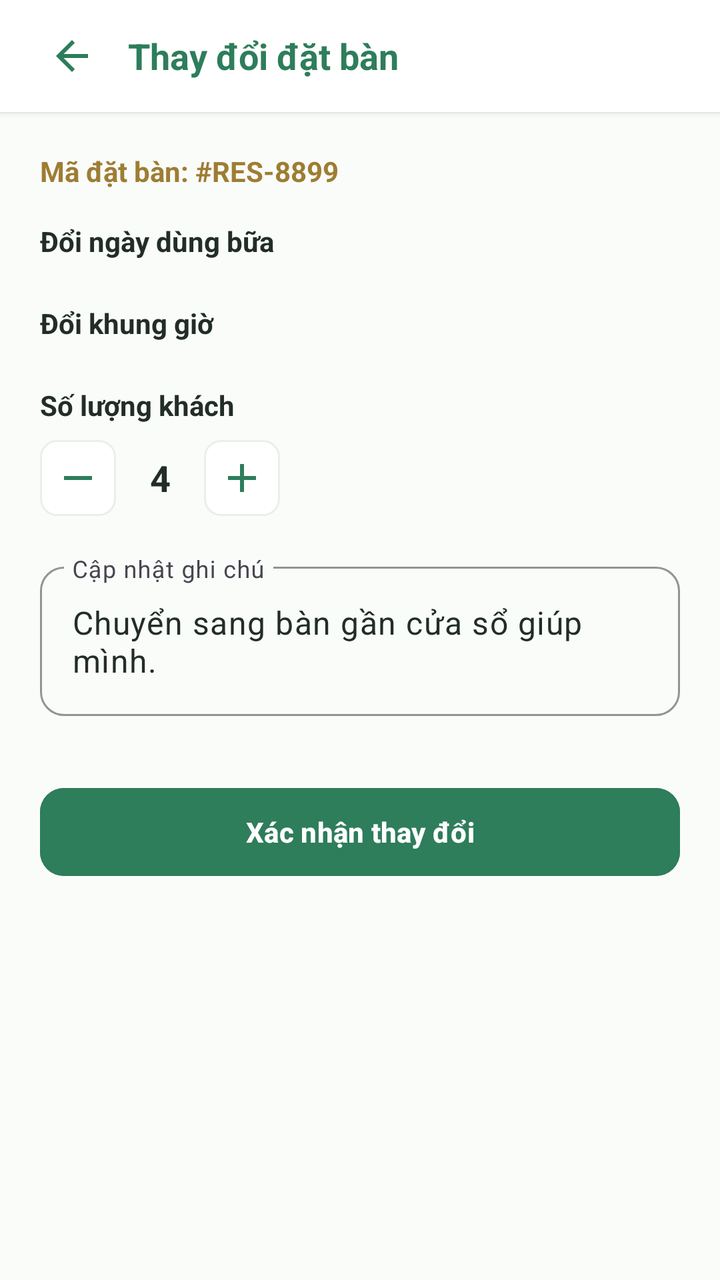
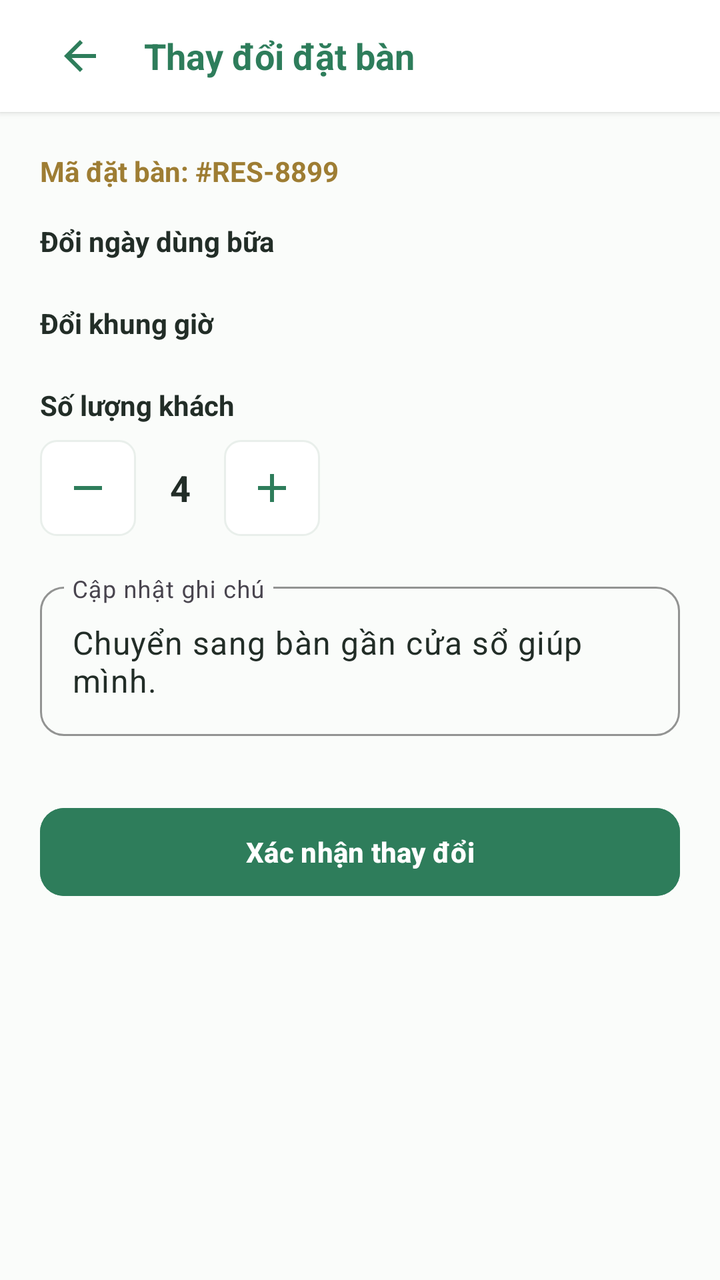

Screens rendered from an Android XML layout before and after an edit, with the pre-edit source and the edit as a unified diff.
<!-- AndroidManifest.xml: application theme Theme.VietTable -->
<!-- res/layout/fragment_res_change.xml -->
<?xml version="1.0" encoding="utf-8"?>
<ScrollView
    xmlns:android="http://schemas.android.com/apk/res/android"
    xmlns:app="http://schemas.android.com/apk/res-auto"
    android:layout_width="match_parent"
    android:layout_height="match_parent"
    android:background="@color/bg_cream"
    android:fillViewport="true">

    <LinearLayout
        android:layout_width="match_parent"
        android:layout_height="wrap_content"
        android:orientation="vertical">

        
        <LinearLayout
            android:layout_width="match_parent"
            android:layout_height="wrap_content"
            android:minHeight="56dp"
            android:tag="safe_top"
            android:background="@color/surface"
            android:elevation="2dp"
            android:gravity="center_vertical"
            android:orientation="horizontal"
            android:paddingHorizontal="16dp">

            <ImageButton
                android:id="@+id/btnBack"
                android:layout_width="40dp"
                android:layout_height="40dp"
                android:background="?attr/selectableItemBackgroundBorderless"
                android:src="@drawable/ic_back"
                app:tint="@color/primary" />

            <TextView
                android:layout_width="0dp"
                android:layout_height="wrap_content"
                android:layout_marginStart="8dp"
                android:layout_weight="1"
                android:text="Thay đổi đặt bàn"
                android:textColor="@color/primary"
                android:textSize="18sp"
                android:textStyle="bold" />
        </LinearLayout>

        <LinearLayout
            android:layout_width="match_parent"
            android:layout_height="wrap_content"
            android:orientation="vertical"
            android:padding="20dp">

            <TextView
                android:id="@+id/tvResChangeId"
                android:layout_width="match_parent"
                android:layout_height="wrap_content"
                android:text="Mã đặt bàn: #RES-8899"
                android:textColor="@color/accent_gold_dark"
                android:textSize="14sp"
                android:textStyle="bold" />

            
            <TextView
                android:layout_width="match_parent"
                android:layout_height="wrap_content"
                android:layout_marginTop="16dp"
                android:text="Đổi ngày dùng bữa"
                android:textColor="@color/text_primary"
                android:textSize="14sp"
                android:textStyle="bold" />

            <com.google.android.material.chip.ChipGroup
                android:id="@+id/chipGroupChangeDate"
                android:layout_width="match_parent"
                android:layout_height="wrap_content"
                android:layout_marginTop="6dp"
                app:singleSelection="true" />

            
            <TextView
                android:layout_width="match_parent"
                android:layout_height="wrap_content"
                android:layout_marginTop="16dp"
                android:text="Đổi khung giờ"
                android:textColor="@color/text_primary"
                android:textSize="14sp"
                android:textStyle="bold" />

            <com.google.android.material.chip.ChipGroup
                android:id="@+id/chipGroupChangeTime"
                android:layout_width="match_parent"
                android:layout_height="wrap_content"
                android:layout_marginTop="6dp"
                app:singleSelection="true" />

            
            <TextView
                android:layout_width="match_parent"
                android:layout_height="wrap_content"
                android:layout_marginTop="16dp"
                android:text="Số lượng khách"
                android:textColor="@color/text_primary"
                android:textSize="14sp"
                android:textStyle="bold" />

            <LinearLayout
                android:layout_width="wrap_content"
                android:layout_height="wrap_content"
                android:layout_marginTop="8dp"
                android:gravity="center_vertical"
                android:orientation="horizontal">

                <ImageButton
                    android:id="@+id/btnChangeMinusGuest"
                    android:layout_width="38dp"
                    android:layout_height="38dp"
                    android:background="@drawable/bg_badge"
                    android:src="@drawable/ic_remove"
                    app:tint="@color/primary" />

                <TextView
                    android:id="@+id/tvChangeGuestCount"
                    android:layout_width="44dp"
                    android:layout_height="wrap_content"
                    android:gravity="center"
                    android:text="4"
                    android:textColor="@color/text_primary"
                    android:textSize="18sp"
                    android:textStyle="bold" />

                <ImageButton
                    android:id="@+id/btnChangePlusGuest"
                    android:layout_width="38dp"
                    android:layout_height="38dp"
                    android:background="@drawable/bg_badge"
                    android:src="@drawable/ic_add"
                    app:tint="@color/primary" />
            </LinearLayout>

            
            <com.google.android.material.textfield.TextInputLayout
                style="@style/Widget.VietTable.TextInputLayout"
                android:layout_width="match_parent"
                android:layout_height="wrap_content"
                android:layout_marginTop="20dp"
                android:hint="Cập nhật ghi chú">

                <com.google.android.material.textfield.TextInputEditText
                    android:id="@+id/etChangeNote"
                    android:layout_width="match_parent"
                    android:layout_height="wrap_content"
                    android:text="Chuyển sang bàn gần cửa sổ giúp mình." />
            </com.google.android.material.textfield.TextInputLayout>

            <com.google.android.material.button.MaterialButton
                android:id="@+id/btnSubmitChange"
                style="@style/Widget.VietTable.Button.Primary"
                android:layout_width="match_parent"
                android:layout_height="wrap_content"
                android:layout_marginTop="32dp"
                android:text="Xác nhận thay đổi" />

        </LinearLayout>
    </LinearLayout>
</ScrollView>
<!-- resources referenced by this layout -->
<resources>
  <color name="accent_gold_dark">#9E7D33</color>
  <color name="bg_cream">#FAFCFA</color>
  <color name="primary">#2E7D5B</color>
  <color name="surface">#FFFFFF</color>
  <color name="text_primary">#222D27</color>
  <style name="Theme.VietTable" parent="Base.Theme.VietTable" />
  <color name="divider">#E9EFEB</color>
  <dimen name="btn_height_primary">52dp</dimen>
  <dimen name="radius_medium">12dp</dimen>
  <style name="Base.Theme.VietTable" parent="Theme.Material3.Light.NoActionBar">
          
          <item name="colorPrimary">@color/primary</item>
          <item name="colorPrimaryDark">@color/primary_dark</item>
          <item name="colorOnPrimary">@color/on_primary</item>
          <item name="colorPrimaryContainer">@color/primary_container</item>
          <item name="colorOnPrimaryContainer">@color/on_primary_container</item>
  
          <item name="colorSecondary">@color/accent_gold</item>
          <item name="colorOnSecondary">@color/white</item>
          <item name="colorSecondaryContainer">@color/accent_gold_container</item>
          <item name="colorOnSecondaryContainer">@color/accent_gold_dark</item>
  
          <item name="android:colorBackground">@color/bg_cream</item>
          <item name="colorSurface">@color/surface</item>
          <item name="colorOnSurface">@color/text_primary</item>
          <item name="colorSurfaceVariant">@color/surface_variant</item>
  
          <item name="colorError">@color/semantic_error</item>
          <item name="colorOnError">@color/white</item>
  
          
          <item name="android:statusBarColor">@android:color/transparent</item>
          <item name="android:windowLightStatusBar">true</item>
          <item name="android:navigationBarColor">@android:color/transparent</item>
          <item name="android:windowLightNavigationBar">true</item>
  
          
          <item name="colorAccent">@color/primary</item>
          <item name="alertDialogTheme">@style/ThemeOverlay.VietTable.Dialog.Alert</item>
          <item name="materialAlertDialogTheme">@style/ThemeOverlay.VietTable.MaterialAlertDialog</item>
          <item name="buttonBarPositiveButtonStyle">@style/Widget.VietTable.Dialog.Button.Positive</item>
          <item name="buttonBarNegativeButtonStyle">@style/Widget.VietTable.Dialog.Button.Negative</item>
          <item name="buttonBarNeutralButtonStyle">@style/Widget.VietTable.Dialog.Button.Neutral</item>
          <item name="materialButtonStyle">@style/Widget.VietTable.Button.Primary</item>
          <item name="materialButtonOutlinedStyle">@style/Widget.VietTable.Button.Outlined</item>
          <item name="borderlessButtonStyle">@style/Widget.VietTable.Button.Text</item>
          <item name="materialCardViewStyle">@style/Widget.VietTable.Card</item>
          <item name="textInputStyle">@style/Widget.VietTable.TextInputLayout</item>
          <item name="toolbarStyle">@style/Widget.VietTable.Toolbar</item>
          <item name="bottomNavigationStyle">@style/Widget.VietTable.BottomNavigationView</item>
      </style>
  <dimen name="text_button">14sp</dimen>
  <color name="primary_dark">#24654A</color>
  <color name="on_primary">#FFFFFF</color>
  <color name="primary_container">#EEF7F2</color>
  <color name="on_primary_container">#1B4E38</color>
  <color name="accent_gold">#CCA862</color>
  <color name="white">#FFFFFFFF</color>
  <color name="accent_gold_container">#FAF5EB</color>
  <color name="surface_variant">#F3F7F5</color>
  <color name="semantic_error">#D32F2F</color>
  <color name="text_secondary">#68766E</color>
  <color name="transparent">#00000000</color>
  <dimen name="radius_large">16dp</dimen>
  <dimen name="card_elevation">1.5dp</dimen>
  <dimen name="card_stroke_width">1dp</dimen>
  <style name="TextAppearance.VietTable.BottomNav.Label" parent="TextAppearance.Material3.LabelSmall">
          <item name="android:textSize">11sp</item>
          <item name="android:textStyle">normal</item>
      </style>
  <!-- unchanged entries left out for length: 20 -->
</resources>

<!-- the commit's change to res/layout/fragment_res_change.xml (unified diff, before → after) -->
@@ -24,10 +24,11 @@
             android:orientation="horizontal"
             android:paddingHorizontal="16dp">
 
-            <ImageButton
-                android:id="@+id/btnBack"
-                android:layout_width="40dp"
-                android:layout_height="40dp"
+        <ImageButton
+            android:id="@+id/btnBack"
+            android:layout_width="48dp"
+            android:layout_height="48dp"
+            android:contentDescription="@string/a11y_back"
                 android:background="?attr/selectableItemBackgroundBorderless"
                 android:src="@drawable/ic_back"
                 app:tint="@color/primary" />
@@ -111,8 +112,9 @@
 
                 <ImageButton
                     android:id="@+id/btnChangeMinusGuest"
-                    android:layout_width="38dp"
-                    android:layout_height="38dp"
+                    android:layout_width="48dp"
+                    android:layout_height="48dp"
+                    android:contentDescription="@string/a11y_decrease"
                     android:background="@drawable/bg_badge"
                     android:src="@drawable/ic_remove"
                     app:tint="@color/primary" />
@@ -129,8 +131,9 @@
 
                 <ImageButton
                     android:id="@+id/btnChangePlusGuest"
-                    android:layout_width="38dp"
-                    android:layout_height="38dp"
+                    android:layout_width="48dp"
+                    android:layout_height="48dp"
+                    android:contentDescription="@string/a11y_increase"
                     android:background="@drawable/bg_badge"
                     android:src="@drawable/ic_add"
                     app:tint="@color/primary" />
<!-- resource entries referenced after the edit -->
@@ -5,6 +5,9 @@
   <color name="primary">#2E7D5B</color>
   <color name="surface">#FFFFFF</color>
   <color name="text_primary">#222D27</color>
+  <string name="a11y_back">Quay lại</string>
+  <string name="a11y_decrease">Giảm số lượng</string>
+  <string name="a11y_increase">Tăng số lượng</string>
   <style name="Theme.VietTable" parent="Base.Theme.VietTable" />
   <color name="divider">#E9EFEB</color>
   <dimen name="btn_height_primary">52dp</dimen>
@@ -34,7 +37,6 @@
           <item name="android:statusBarColor">@android:color/transparent</item>
           <item name="android:windowLightStatusBar">true</item>
           <item name="android:navigationBarColor">@android:color/transparent</item>
-          <item name="android:windowLightNavigationBar">true</item>
   
           
           <item name="colorAccent">@color/primary</item>
